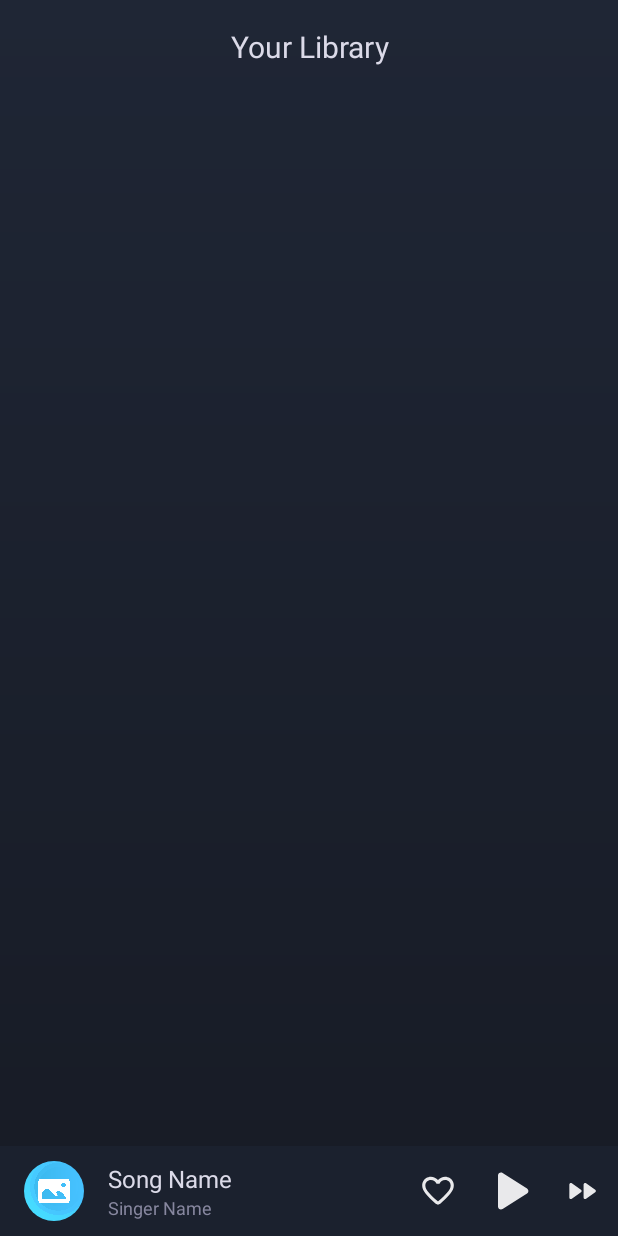
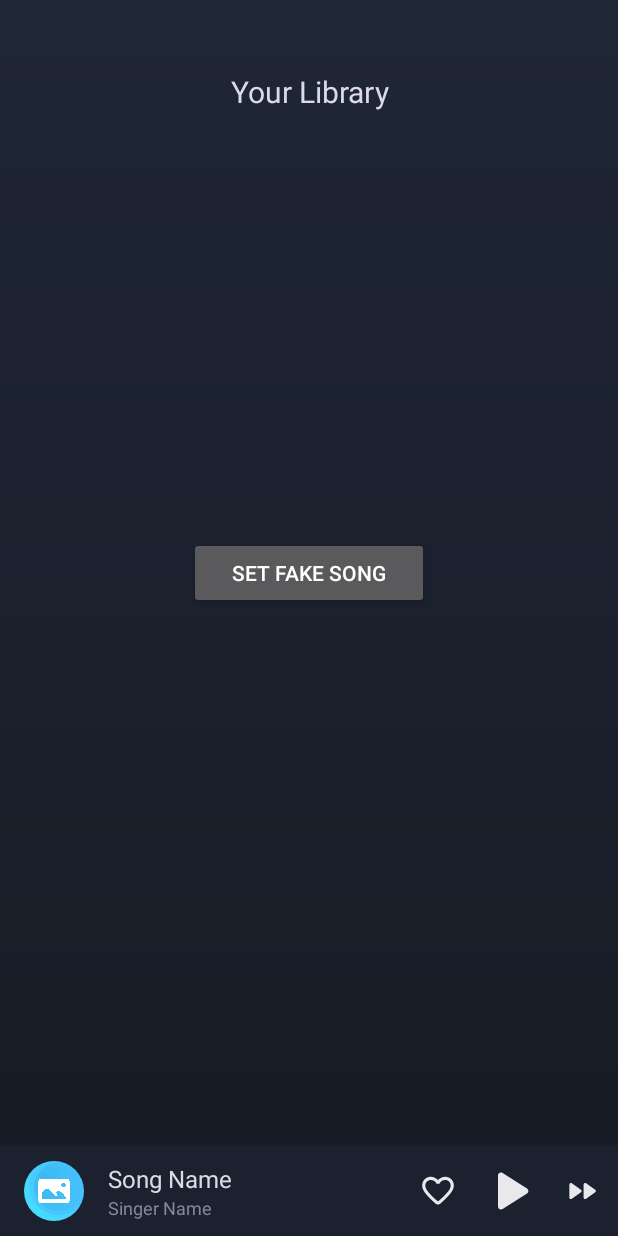
Before and after one commit to albertkhang/Music-Player-v2, an Android app: the screen it shows after launch (MainActivity), on a phone screen of 412 x 824 dp. Run offline under Robolectric (Android 15) with nearby library versions, the phone set to English and light mode, and no system bars; our stand-ins replace CircleImageView, EventBus; pictures from the network do not load.

Commit message:
show add fake song button

```diff
--- a/app/src/main/res/layout/activity_main.xml
+++ b/app/src/main/res/layout/activity_main.xml
@@ -19,7 +19,9 @@
 
         app:layout_constraintTop_toTopOf="parent"
         app:layout_constraintLeft_toLeftOf="parent"
-        app:layout_constraintRight_toRightOf="parent"/>
+        app:layout_constraintRight_toRightOf="parent"
+
+        android:layout_marginTop="30dp"/>
 
     <androidx.recyclerview.widget.RecyclerView
         android:layout_width="match_parent"
@@ -51,7 +53,7 @@
         android:layout_height="wrap_content"
 
         android:text="Set Fake Song"
-        android:visibility="gone"
+        android:visibility="visible"
 
         app:layout_constraintLeft_toLeftOf="parent"
         app:layout_constraintRight_toRightOf="parent"
```
Also changed, not shown: app/src/main/java/com/albertkhang/app/activities/MainActivity.kt (+10 -5 lines).
